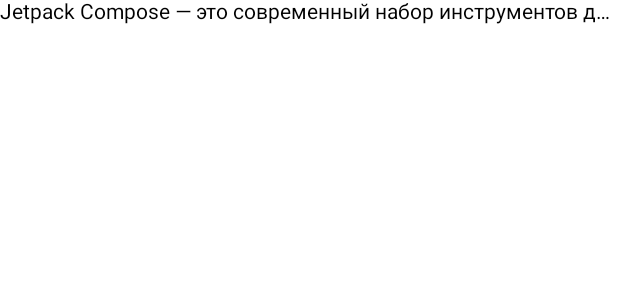
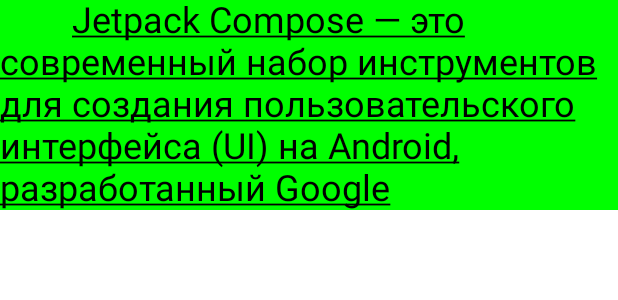
Before and after one commit to irina410/PR_Kotlin_1modul, an Android app built with Jetpack Compose: the @Preview function HelloPreviewPortrait, on a phone screen of 412 x 824 dp. Shown: the top 300 px of the screen. Run offline under Robolectric (Android 15) with nearby library versions, the phone set to English and light mode, and no system bars.

Commit message:
task3.3 background green

```diff
--- a/app/src/main/java/com/example/pr_kotlin_1modul/MainActivity.kt
+++ b/app/src/main/java/com/example/pr_kotlin_1modul/MainActivity.kt
@@ -4,17 +4,23 @@ import android.os.Bundle
 import androidx.activity.ComponentActivity
 import androidx.activity.compose.setContent
 import androidx.activity.enableEdgeToEdge
+import androidx.compose.foundation.background
 import androidx.compose.foundation.layout.Box
+import androidx.compose.foundation.layout.padding
 import androidx.compose.foundation.layout.safeDrawingPadding
 import androidx.compose.material3.Text
 import androidx.compose.runtime.Composable
 import androidx.compose.ui.Modifier
 import androidx.compose.ui.graphics.Color
 import androidx.compose.ui.res.stringResource
+import androidx.compose.ui.text.TextStyle
 import androidx.compose.ui.text.font.FontStyle
 import androidx.compose.ui.text.style.TextAlign
+import androidx.compose.ui.text.style.TextDecoration
+import androidx.compose.ui.text.style.TextIndent
 import androidx.compose.ui.text.style.TextOverflow
 import androidx.compose.ui.tooling.preview.Preview
+import androidx.compose.ui.unit.dp
 import androidx.compose.ui.unit.sp
 import com.example.pr_kotlin_1modul.ui.theme.PR_Kotlin_1modulTheme
 
@@ -44,8 +50,13 @@ fun Hello(name: String?) {
 fun HelloPreviewPortrait() {
     Text(
         text = stringResource(R.string.compose_description),
-        maxLines = 1,
-        overflow = TextOverflow.Ellipsis
+        fontSize = 24.sp,
+        color = Color.Black,
+        textDecoration = TextDecoration.Underline,
+        style = TextStyle(
+            textIndent = TextIndent(firstLine = 48.sp)
+        ),
+        modifier = Modifier.background(Color.Green)
     )
 }
 
```
